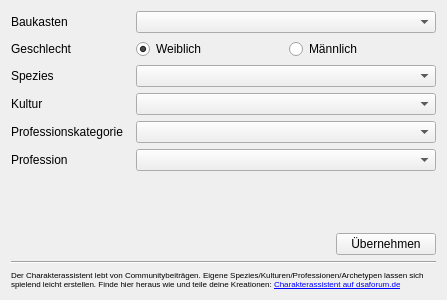
Old version of the form src/Sephrasto/Plugins/CharakterAssistent/UI/Wizard.ui in the repository Aeolitus/Sephrasto.
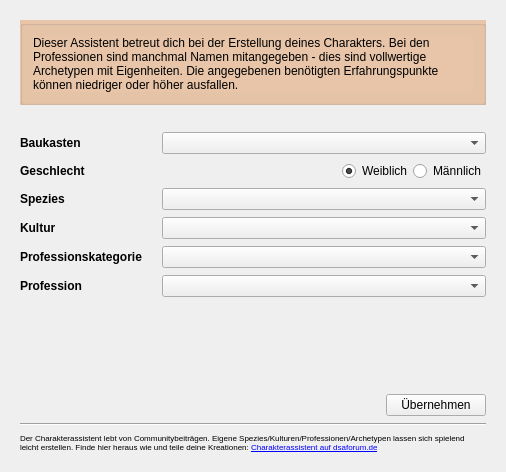
New version of the form.

Commit message: CharakterAssistent: fix crash with variable talents CharakterAssistent: remove separate handling of archetypes. Updated and rearranged all files. CharakterAssistent: improved window layout and description

Diff of the .ui file:
```diff
--- a/src/Sephrasto/Plugins/CharakterAssistent/UI/Wizard.ui
+++ b/src/Sephrasto/Plugins/CharakterAssistent/UI/Wizard.ui
@@ -9,8 +9,8 @@
    <rect>
     <x>0</x>
     <y>0</y>
-    <width>447</width>
-    <height>300</height>
+    <width>506</width>
+    <height>472</height>
    </rect>
   </property>
   <property name="sizePolicy">
@@ -19,54 +19,48 @@
     <verstretch>0</verstretch>
    </sizepolicy>
   </property>
+  <property name="minimumSize">
+   <size>
+    <width>506</width>
+    <height>472</height>
+   </size>
+  </property>
   <property name="windowTitle">
    <string>Charakterassistent</string>
   </property>
-  <layout class="QGridLayout" name="gridLayout">
-   <item row="10" column="0">
-    <spacer name="verticalSpacer">
-     <property name="orientation">
-      <enum>Qt::Vertical</enum>
-     </property>
-     <property name="sizeHint" stdset="0">
-      <size>
-       <width>20</width>
-       <height>40</height>
-      </size>
-     </property>
-    </spacer>
-   </item>
-   <item row="7" column="1">
-    <widget class="QComboBox" name="cbProfession"/>
-   </item>
-   <item row="5" column="1">
-    <widget class="QComboBox" name="cbKultur"/>
-   </item>
+  <layout class="QGridLayout" name="gridLayout" columnstretch="0,0">
+   <property name="leftMargin">
+    <number>20</number>
+   </property>
+   <property name="topMargin">
+    <number>20</number>
+   </property>
+   <property name="rightMargin">
+    <number>20</number>
+   </property>
+   <property name="bottomMargin">
+    <number>20</number>
+   </property>
+   <property name="horizontalSpacing">
+    <number>20</number>
+   </property>
+   <property name="verticalSpacing">
+    <number>7</number>
+   </property>
    <item row="7" column="0">
-    <widget class="QLabel" name="lblProfession">
-     <property name="text">
-      <string>Profession</string>
+    <widget class="QLabel" name="lblProfessionKategorie">
+     <property name="font">
+      <font>
+       <weight>75</weight>
+       <bold>true</bold>
+      </font>
      </property>
-    </widget>
-   </item>
-   <item row="6" column="1">
-    <widget class="QComboBox" name="cbProfessionKategorie"/>
-   </item>
-   <item row="4" column="0">
-    <widget class="QLabel" name="lblSpezies">
      <property name="text">
-      <string>Spezies</string>
+      <string>Professionskategorie</string>
      </property>
     </widget>
    </item>
-   <item row="3" column="0">
-    <widget class="QLabel" name="lblGeschlecht">
-     <property name="text">
-      <string>Geschlecht</string>
-     </property>
-    </widget>
-   </item>
-   <item row="14" column="0" colspan="2">
+   <item row="15" column="0" colspan="2">
     <layout class="QHBoxLayout" name="horizontalLayout_3">
      <item>
       <spacer name="horizontalSpacer_2">
@@ -105,7 +99,43 @@
      </item>
     </layout>
    </item>
-   <item row="2" column="0">
+   <item row="8" column="1">
+    <widget class="QComboBox" name="cbProfession"/>
+   </item>
+   <item row="5" column="1">
+    <widget class="QComboBox" name="cbSpezies">
+     <property name="minimumSize">
+      <size>
+       <width>300</width>
+       <height>0</height>
+      </size>
+     </property>
+    </widget>
+   </item>
+   <item row="3" column="1">
+    <widget class="QComboBox" name="cbRegeln">
+     <property name="minimumSize">
+      <size>
+       <width>300</width>
+       <height>0</height>
+      </size>
+     </property>
+    </widget>
+   </item>
+   <item row="8" column="0">
+    <widget class="QLabel" name="lblProfession">
+     <property name="font">
+      <font>
+       <weight>75</weight>
+       <bold>true</bold>
+      </font>
+     </property>
+     <property name="text">
+      <string>Profession</string>
+     </property>
+    </widget>
+   </item>
+   <item row="3" column="0">
     <widget class="QLabel" name="lblRegeln">
      <property name="sizePolicy">
       <sizepolicy hsizetype="Preferred" vsizetype="Preferred">
@@ -113,20 +143,106 @@
        <verstretch>0</verstretch>
       </sizepolicy>
      </property>
+     <property name="font">
+      <font>
+       <weight>75</weight>
+       <bold>true</bold>
+      </font>
+     </property>
      <property name="text">
       <string>Baukasten</string>
      </property>
     </widget>
    </item>
+   <item row="7" column="1">
+    <widget class="QComboBox" name="cbProfessionKategorie"/>
+   </item>
+   <item row="1" column="0">
+    <spacer name="verticalSpacer_2">
+     <property name="orientation">
+      <enum>Qt::Vertical</enum>
+     </property>
+     <property name="sizeType">
+      <enum>QSizePolicy::Fixed</enum>
+     </property>
+     <property name="sizeHint" stdset="0">
+      <size>
+       <width>20</width>
+       <height>20</height>
+      </size>
+     </property>
+    </spacer>
+   </item>
+   <item row="11" column="0">
+    <spacer name="verticalSpacer">
+     <property name="orientation">
+      <enum>Qt::Vertical</enum>
+     </property>
+     <property name="sizeHint" stdset="0">
+      <size>
+       <width>20</width>
+       <height>40</height>
+      </size>
+     </property>
+    </spacer>
+   </item>
+   <item row="4" column="0">
+    <widget class="QLabel" name="lblGeschlecht">
+     <property name="font">
+      <font>
+       <weight>75</weight>
+       <bold>true</bold>
+      </font>
+     </property>
+     <property name="text">
+      <string>Geschlecht</string>
+     </property>
+    </widget>
+   </item>
+   <item row="5" column="0">
+    <widget class="QLabel" name="lblSpezies">
+     <property name="font">
+      <font>
+       <weight>75</weight>
+       <bold>true</bold>
+      </font>
+     </property>
+     <property name="text">
+      <string>Spezies</string>
+     </property>
+    </widget>
+   </item>
    <item row="6" column="0">
-    <widget class="QLabel" name="lblProfessionKategorie">
+    <widget class="QLabel" name="lblKultur">
+     <property name="font">
+      <font>
+       <weight>75</weight>
+       <bold>true</bold>
+      </font>
+     </property>
      <property name="text">
-      <string>Professionskategorie</string>
+      <string>Kultur</string>
      </property>
     </widget>
    </item>
-   <item row="3" column="1">
+   <item row="6" column="1">
+    <widget class="QComboBox" name="cbKultur"/>
+   </item>
+   <item row="4" column="1">
     <layout class="QHBoxLayout" name="horizontalLayout">
+     <item>
+      <spacer name="horizontalSpacer">
+       <property name="orientation">
+        <enum>Qt::Horizontal</enum>
+       </property>
+       <property name="sizeHint" stdset="0">
+        <size>
+         <width>40</width>
+         <height>20</height>
+        </size>
+       </property>
+      </spacer>
+     </item>
      <item>
       <widget class="QRadioButton" name="btnWeiblich">
        <property name="text">
@@ -146,41 +262,7 @@
      </item>
     </layout>
    </item>
-   <item row="2" column="1">
-    <widget class="QComboBox" name="cbRegeln">
-     <property name="minimumSize">
-      <size>
-       <width>300</width>
-       <height>0</height>
-      </size>
-     </property>
-    </widget>
-   </item>
-   <item row="4" column="1">
-    <widget class="QComboBox" name="cbSpezies">
-     <property name="minimumSize">
-      <size>
-       <width>300</width>
-       <height>0</height>
-      </size>
-     </property>
-    </widget>
-   </item>
-   <item row="5" column="0">
-    <widget class="QLabel" name="lblKultur">
-     <property name="text">
-      <string>Kultur</string>
-     </property>
-    </widget>
-   </item>
-   <item row="15" column="0" colspan="2">
-    <widget class="Line" name="line">
-     <property name="orientation">
-      <enum>Qt::Horizontal</enum>
-     </property>
-    </widget>
-   </item>
-   <item row="16" column="0" colspan="2">
+   <item row="17" column="0" colspan="2">
     <widget class="QLabel" name="label">
      <property name="minimumSize">
       <size>
@@ -210,6 +292,50 @@
      </property>
     </widget>
    </item>
+   <item row="16" column="0" colspan="2">
+    <widget class="Line" name="line">
+     <property name="orientation">
+      <enum>Qt::Horizontal</enum>
+     </property>
+    </widget>
+   </item>
+   <item row="0" column="0" colspan="2">
+    <widget class="QGroupBox" name="groupBox">
+     <property name="styleSheet">
+      <string notr="true">background: #e8c5a9;</string>
+     </property>
+     <property name="title">
+      <string/>
+     </property>
+     <layout class="QVBoxLayout" name="verticalLayout">
+      <property name="leftMargin">
+       <number>10</number>
+      </property>
+      <property name="topMargin">
+       <number>10</number>
+      </property>
+      <property name="rightMargin">
+       <number>10</number>
+      </property>
+      <property name="bottomMargin">
+       <number>10</number>
+      </property>
+      <item>
+       <widget class="QLabel" name="label_2">
+        <property name="text">
+         <string>Dieser Assistent betreut dich bei der Erstellung deines Charakters. Bei den Professionen sind manchmal Namen mitangegeben - dies sind vollwertige Archetypen mit Eigenheiten. Die angegebenen benötigten Erfahrungspunkte können niedriger oder höher ausfallen.</string>
+        </property>
+        <property name="wordWrap">
+         <bool>true</bool>
+        </property>
+        <property name="margin">
+         <number>0</number>
+        </property>
+       </widget>
+      </item>
+     </layout>
+    </widget>
+   </item>
   </layout>
  </widget>
  <resources/>
```
The commit also changes 89 other files.
